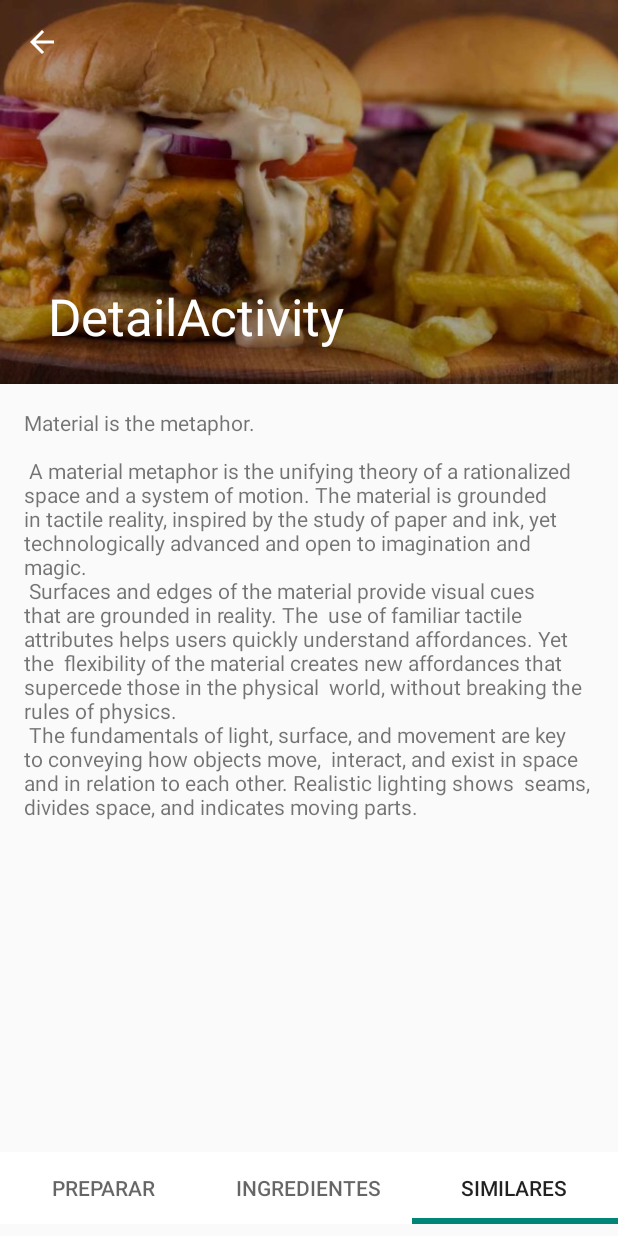
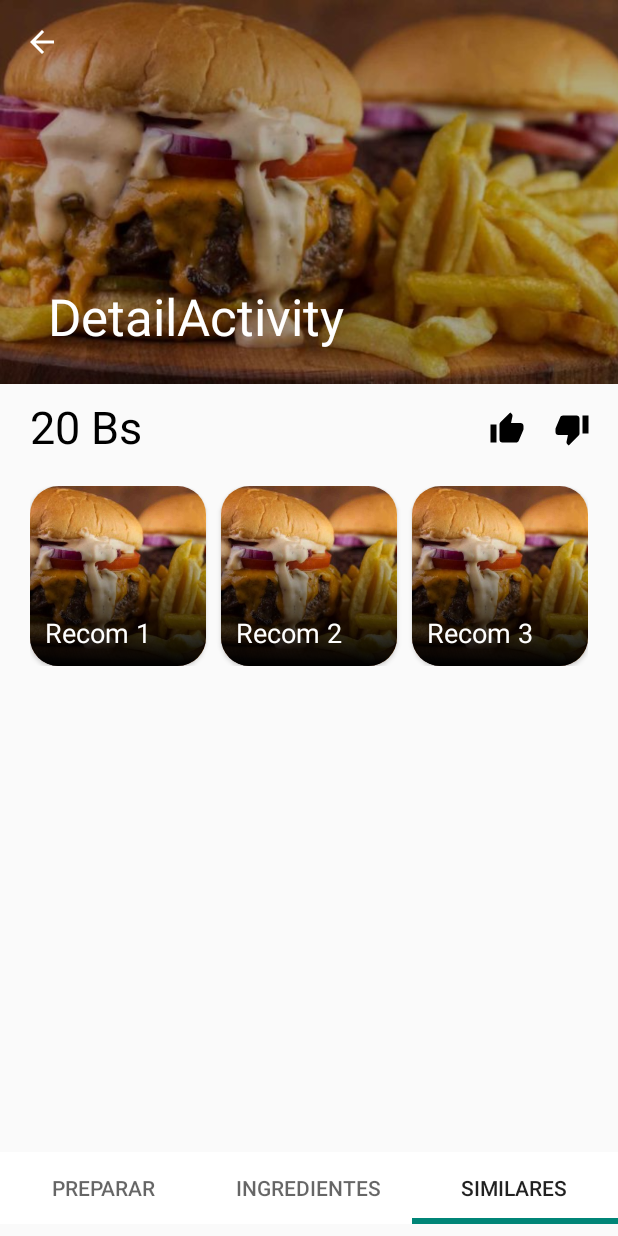
Before and after one commit to Mac3495/FoodAppUI, an Android app: the DetailActivity screen opened directly, with no data from a screen before it, item 3 of the bottom bar chosen, on a phone screen of 412 x 824 dp. Run offline under Robolectric (Android 15) with nearby library versions, the phone set to English and light mode, and no system bars; 4 statements that could not run were skipped.

Commit message:
rocommended page

```diff
--- /dev/null
+++ b/app/src/main/java/com/project/rafa/yourfood/fragment/RecommendedFragment.java
@@ -0,0 +1,30 @@
+package com.project.rafa.yourfood.fragment;
+
+
+import android.os.Bundle;
+import android.support.v4.app.Fragment;
+import android.view.LayoutInflater;
+import android.view.View;
+import android.view.ViewGroup;
+
+import com.project.rafa.yourfood.R;
+
+/**
+ * A simple {@link Fragment} subclass.
+ */
+public class RecommendedFragment extends Fragment {
+
+
+    public RecommendedFragment() {
+        // Required empty public constructor
+    }
+
+
+    @Override
+    public View onCreateView(LayoutInflater inflater, ViewGroup container,
+                             Bundle savedInstanceState) {
+        // Inflate the layout for this fragment
+        return inflater.inflate(R.layout.fragment_recommended, container, false);
+    }
+
+}
--- /dev/null
+++ b/app/src/main/java/com/project/rafa/yourfood/fragment/TextFragment.java
@@ -0,0 +1,30 @@
+package com.project.rafa.yourfood.fragment;
+
+
+import android.os.Bundle;
+import android.support.v4.app.Fragment;
+import android.view.LayoutInflater;
+import android.view.View;
+import android.view.ViewGroup;
+
+import com.project.rafa.yourfood.R;
+
+/**
+ * A simple {@link Fragment} subclass.
+ */
+public class TextFragment extends Fragment {
+
+
+    public TextFragment() {
+        // Required empty public constructor
+    }
+
+
+    @Override
+    public View onCreateView(LayoutInflater inflater, ViewGroup container,
+                             Bundle savedInstanceState) {
+        // Inflate the layout for this fragment
+        return inflater.inflate(R.layout.fragment_text, container, false);
+    }
+
+}
--- a/app/src/main/java/com/project/rafa/yourfood/ui/DetailActivity.java
+++ b/app/src/main/java/com/project/rafa/yourfood/ui/DetailActivity.java
@@ -16,6 +16,8 @@ import android.widget.TextView;
 import com.project.rafa.yourfood.R;
 import com.project.rafa.yourfood.adapter.TabDetailAdapter;
 import com.project.rafa.yourfood.data.Food;
+import com.project.rafa.yourfood.fragment.RecommendedFragment;
+import com.project.rafa.yourfood.fragment.TextFragment;
 
 public class DetailActivity extends AppCompatActivity {
 
@@ -45,16 +47,16 @@ public class DetailActivity extends AppCompatActivity {
 
         toolbar.setTitle(food.getName());
         img.setImageResource(food.getImg());
-        textView.setText(food.getIngredients());
+//        textView.setText(food.getIngredients());
 
 
 
         viewPager = (ViewPager) findViewById(R.id.htab_viewpager);
         tabLayout = (TabLayout) findViewById(R.id.tabLayout);
         adapter = new TabDetailAdapter(getSupportFragmentManager());
-        adapter.addFragment(new Fragment(), "Preparar", "nombre", "ingrediente", "preparacion");
-        adapter.addFragment(new Fragment(), "Ingredientes", "nombre", "ingrediente", "preparacion");
-        adapter.addFragment(new Fragment(), "Similares",  "nombre", "ingrediente", "preparacion");
+        adapter.addFragment(new TextFragment(), "Preparar", "nombre", "ingrediente", "preparacion");
+        adapter.addFragment(new TextFragment(), "Ingredientes", "nombre", "ingrediente", "preparacion");
+        adapter.addFragment(new RecommendedFragment(), "Similares",  "nombre", "ingrediente", "preparacion");
         viewPager.setAdapter(adapter);
 
         tabLayout.setupWithViewPager(viewPager);
--- /dev/null
+++ b/app/src/main/res/drawable/gradient_black.xml
@@ -0,0 +1,10 @@
+<shape
+    xmlns:android="http://schemas.android.com/apk/res/android"
+    android:shape="rectangle">
+
+    <gradient
+        android:angle="90"
+        android:startColor="@android:color/black"
+        android:endColor="#00000000"
+        android:type="linear"/>
+</shape>
--- /dev/null
+++ b/app/src/main/res/drawable/ic_thumb_down.xml
@@ -0,0 +1,9 @@
+<vector xmlns:android="http://schemas.android.com/apk/res/android"
+    android:width="24dp"
+    android:height="24dp"
+    android:viewportWidth="24"
+    android:viewportHeight="24">
+  <path
+      android:fillColor="#FF000000"
+      android:pathData="M19,15H23V3H19M15,3H6C5.17,3 4.46,3.5 4.16,4.22L1.14,11.27C1.05,11.5 1,11.74 1,12V14A2,2 0,0 0,3 16H9.31L8.36,20.57C8.34,20.67 8.33,20.77 8.33,20.88C8.33,21.3 8.5,21.67 8.77,21.94L9.83,23L16.41,16.41C16.78,16.05 17,15.55 17,15V5C17,3.89 16.1,3 15,3Z"/>
+</vector>
--- /dev/null
+++ b/app/src/main/res/drawable/ic_thumb_up.xml
@@ -0,0 +1,9 @@
+<vector xmlns:android="http://schemas.android.com/apk/res/android"
+    android:width="24dp"
+    android:height="24dp"
+    android:viewportWidth="24"
+    android:viewportHeight="24">
+  <path
+      android:fillColor="#FF000000"
+      android:pathData="M23,10C23,8.89 22.1,8 21,8H14.68L15.64,3.43C15.66,3.33 15.67,3.22 15.67,3.11C15.67,2.7 15.5,2.32 15.23,2.05L14.17,1L7.59,7.58C7.22,7.95 7,8.45 7,9V19A2,2 0,0 0,9 21H18C18.83,21 19.54,20.5 19.84,19.78L22.86,12.73C22.95,12.5 23,12.26 23,12V10M1,21H5V9H1V21Z"/>
+</vector>
--- a/app/src/main/res/layout/activity_detail.xml
+++ b/app/src/main/res/layout/activity_detail.xml
@@ -65,14 +65,76 @@
         </android.support.design.widget.CollapsingToolbarLayout>
         </android.support.design.widget.AppBarLayout>
 
-        <android.support.v4.view.ViewPager
-        android:id="@+id/htab_viewpager"
-        android:layout_width="match_parent"
-        android:layout_height="match_parent"
-        app:layout_behavior="@string/appbar_scrolling_view_behavior"/>
 
 
-        <include layout="@layout/content_detail" />
+
+
+            <!--<LinearLayout-->
+                <!--android:layout_width="wrap_content"-->
+                <!--android:layout_height="300dp"-->
+                <!--android:orientation="horizontal">-->
+
+
+
+            <!--<LinearLayout-->
+                <!--android:id="@+id/linearLayout2"-->
+                <!--android:layout_width="match_parent"-->
+                <!--android:layout_height="40dp"-->
+                <!--android:layout_marginTop="8dp"-->
+                <!--android:orientation="horizontal"-->
+                <!--android:paddingHorizontal="10dp"-->
+                <!--&gt;-->
+
+                <!--<TextView-->
+                    <!--android:layout_width="114dp"-->
+                    <!--android:layout_height="wrap_content"-->
+                    <!--android:text="20 Bs"-->
+                    <!--android:paddingLeft="10dp"-->
+                    <!--android:textColor="@android:color/black"-->
+                    <!--android:textSize="30dp"/>-->
+
+                <!--<LinearLayout-->
+                    <!--android:layout_width="match_parent"-->
+                    <!--android:layout_height="wrap_content"-->
+                    <!--android:gravity="right">-->
+
+                    <!--<ImageView-->
+                        <!--android:layout_width="25dp"-->
+                        <!--android:layout_height="match_parent"-->
+                        <!--android:paddingTop="10dp"-->
+                        <!--android:layout_marginRight="10dp"-->
+                        <!--android:src="@drawable/ic_thumb_up" />-->
+
+                    <!--<ImageView-->
+                        <!--android:layout_width="25dp"-->
+                        <!--android:layout_height="match_parent"-->
+                        <!--android:layout_marginHorizontal="8dp"-->
+                        <!--android:paddingTop="10dp"-->
+                        <!--android:src="@drawable/ic_thumb_down" />-->
+
+                <!--</LinearLayout>-->
+
+            <!--</LinearLayout>-->
+
+
+            <!--<TextView-->
+                <!--android:id="@+id/text_detail"-->
+                <!--android:layout_width="wrap_content"-->
+                <!--android:layout_height="wrap_content"-->
+                <!--android:layout_margin="@dimen/text_margin"-->
+                <!--android:text="@string/large_text" />-->
+
+                <android.support.v4.view.ViewPager
+                    android:id="@+id/htab_viewpager"
+                    android:layout_width="match_parent"
+                    app:layout_behavior="@string/appbar_scrolling_view_behavior"
+                    android:layout_height="wrap_content" />
+            <!--</LinearLayout>-->
+
+
+
+
+
 
 
     </android.support.design.widget.CoordinatorLayout>
--- /dev/null
+++ b/app/src/main/res/layout/fragment_recommended.xml
@@ -0,0 +1,176 @@
+<?xml version="1.0" encoding="utf-8"?>
+<android.support.v4.widget.NestedScrollView xmlns:android="http://schemas.android.com/apk/res/android"
+    xmlns:app="http://schemas.android.com/apk/res-auto"
+    xmlns:tools="http://schemas.android.com/tools"
+    android:layout_width="match_parent"
+    android:layout_height="match_parent"
+    app:layout_behavior="@string/appbar_scrolling_view_behavior"
+    tools:context=".ui.DetailActivity"
+    tools:showIn="@layout/activity_detail">
+
+    <LinearLayout
+        android:layout_width="wrap_content"
+        android:layout_height="wrap_content"
+        android:orientation="vertical">
+
+
+
+        <LinearLayout
+            android:id="@+id/linearLayout2"
+            android:layout_width="match_parent"
+            android:layout_height="40dp"
+            android:layout_marginTop="8dp"
+            android:orientation="horizontal"
+            android:paddingHorizontal="10dp"
+            >
+
+            <TextView
+                android:layout_width="114dp"
+                android:layout_height="wrap_content"
+                android:text="20 Bs"
+                android:paddingLeft="10dp"
+                android:textColor="@android:color/black"
+                android:textSize="30dp"/>
+
+            <LinearLayout
+                android:layout_width="match_parent"
+                android:layout_height="wrap_content"
+                android:gravity="right">
+
+                <ImageView
+                    android:layout_width="25dp"
+                    android:layout_height="match_parent"
+                    android:paddingTop="10dp"
+                    android:layout_marginRight="10dp"
+                    android:src="@drawable/ic_thumb_up" />
+
+                <ImageView
+                    android:layout_width="25dp"
+                    android:layout_height="match_parent"
+                    android:layout_marginHorizontal="8dp"
+                    android:paddingTop="10dp"
+                    android:src="@drawable/ic_thumb_down" />
+
+            </LinearLayout>
+
+        </LinearLayout>
+
+
+        <LinearLayout
+            android:layout_marginTop="20dp"
+            android:layout_marginHorizontal="20dp"
+            android:layout_width="match_parent"
+            android:layout_height="wrap_content">
+            <android.support.v7.widget.CardView
+                android:layout_width="0dp"
+                android:layout_weight="1"
+                android:layout_height="120dp"
+                app:cardCornerRadius="19dp">
+                <ImageView
+                    android:id="@+id/link1"
+                    android:layout_width="match_parent"
+                    android:layout_height="match_parent"
+                    android:src="@drawable/ham"
+                    android:scaleType="centerCrop"/>
+
+
+                <RelativeLayout
+                    android:layout_width="match_parent"
+                    android:layout_height="90dp"
+                    android:layout_gravity="bottom"
+                    android:paddingHorizontal="10dp"
+                    android:orientation="vertical"
+                    android:paddingBottom="10dp"
+                    android:background="@drawable/gradient_black">
+                    <TextView
+                        android:id="@+id/nombre1"
+                        android:layout_width="wrap_content"
+                        android:layout_height="wrap_content"
+                        android:layout_alignParentBottom="true"
+                        android:text="Recom 1"
+                        android:textSize="18sp"
+                        android:textColor="@android:color/white"
+                        />
+                </RelativeLayout>
+
+            </android.support.v7.widget.CardView>
+
+            <android.support.v7.widget.CardView
+                android:layout_marginHorizontal="10dp"
+                android:layout_width="0dp"
+                android:layout_weight="1"
+                android:layout_height="120dp"
+                app:cardCornerRadius="19dp">
+                <ImageView
+                    android:id="@+id/link2"
+                    android:layout_width="match_parent"
+                    android:layout_height="match_parent"
+                    android:src="@drawable/ham"
+                    android:scaleType="centerCrop"/>
+
+
+                <RelativeLayout
+                    android:layout_width="match_parent"
+                    android:layout_height="90dp"
+                    android:layout_gravity="bottom"
+                    android:paddingHorizontal="10dp"
+                    android:orientation="vertical"
+                    android:paddingBottom="10dp"
+                    android:background="@drawable/gradient_black">
+                    <TextView
+                        android:id="@+id/nombre2"
+                        android:layout_width="wrap_content"
+                        android:layout_height="wrap_content"
+                        android:layout_alignParentBottom="true"
+                        android:text="Recom 2"
+                        android:textSize="18sp"
+                        android:textColor="@android:color/white"
+                        />
+                </RelativeLayout>
+
+            </android.support.v7.widget.CardView>
+
+            <android.support.v7.widget.CardView
+                android:layout_width="0dp"
+                android:layout_weight="1"
+                android:layout_height="120dp"
+                app:cardCornerRadius="19dp">
+                <ImageView
+                    android:id="@+id/link3"
+                    android:layout_width="match_parent"
+                    android:layout_height="match_parent"
+                    android:src="@drawable/ham"
+                    android:scaleType="centerCrop"/>
+
+
+                <RelativeLayout
+                    android:layout_width="match_parent"
+                    android:layout_height="90dp"
+                    android:layout_gravity="bottom"
+                    android:paddingHorizontal="10dp"
+                    android:orientation="vertical"
+                    android:paddingBottom="10dp"
+                    android:background="@drawable/gradient_black">
+                    <TextView
+                        android:id="@+id/nombre3"
+                        android:layout_width="wrap_content"
+                        android:layout_height="wrap_content"
+                        android:text="Recom 3"
+                        android:layout_alignParentBottom="true"
+                        android:textSize="18sp"
+                        android:textColor="@android:color/white"
+                        />
+
+                </RelativeLayout>
+
+            </android.support.v7.widget.CardView>
+
+
+
+
+        </LinearLayout>
+
+    </LinearLayout>
+
+
+</android.support.v4.widget.NestedScrollView>
--- /dev/null
+++ b/app/src/main/res/layout/fragment_text.xml
@@ -0,0 +1,69 @@
+<?xml version="1.0" encoding="utf-8"?>
+<android.support.v4.widget.NestedScrollView xmlns:android="http://schemas.android.com/apk/res/android"
+    xmlns:app="http://schemas.android.com/apk/res-auto"
+    xmlns:tools="http://schemas.android.com/tools"
+    android:layout_width="match_parent"
+    android:layout_height="match_parent"
+    app:layout_behavior="@string/appbar_scrolling_view_behavior"
+    tools:context=".ui.DetailActivity"
+    tools:showIn="@layout/activity_detail">
+
+    <LinearLayout
+    android:layout_width="wrap_content"
+    android:layout_height="wrap_content"
+    android:orientation="vertical">
+
+
+
+    <LinearLayout
+        android:id="@+id/linearLayout2"
+        android:layout_width="match_parent"
+        android:layout_height="40dp"
+        android:layout_marginTop="8dp"
+        android:orientation="horizontal"
+        android:paddingHorizontal="10dp"
+        >
+
+        <TextView
+            android:layout_width="114dp"
+            android:layout_height="wrap_content"
+            android:text="20 Bs"
+            android:paddingLeft="10dp"
+            android:textColor="@android:color/black"
+            android:textSize="30dp"/>
+
+        <LinearLayout
+            android:layout_width="match_parent"
+            android:layout_height="wrap_content"
+            android:gravity="right">
+
+            <ImageView
+                android:layout_width="25dp"
+                android:layout_height="match_parent"
+                android:paddingTop="10dp"
+                android:layout_marginRight="10dp"
+                android:src="@drawable/ic_thumb_up" />
+
+            <ImageView
+                android:layout_width="25dp"
+                android:layout_height="match_parent"
+                android:layout_marginHorizontal="8dp"
+                android:paddingTop="10dp"
+                android:src="@drawable/ic_thumb_down" />
+
+        </LinearLayout>
+
+    </LinearLayout>
+
+
+    <TextView
+    android:id="@+id/text_detail"
+    android:layout_width="wrap_content"
+    android:layout_height="wrap_content"
+    android:layout_margin="@dimen/text_margin"
+    android:text="@string/large_text" />
+
+    </LinearLayout>
+
+
+</android.support.v4.widget.NestedScrollView>
```
